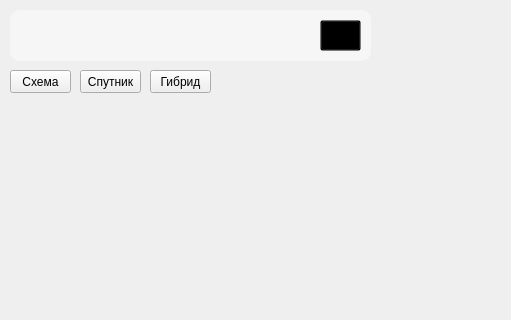
Above: main.ui from vlad1xxx/MiniYandexProject before the change; both pictures show x 0 to 511 and y 0 to 320 of the 1057 by 454 pixel window. Below: the same form after it.
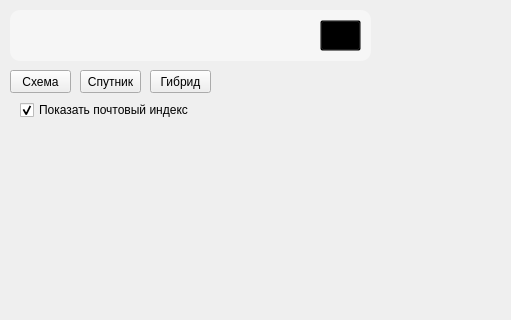
That is the form after the change. Icons and pictures are not drawn.

Patch:
```diff
--- a/main.ui
+++ b/main.ui
@@ -130,15 +130,31 @@
     <property name="geometry">
      <rect>
       <x>20</x>
-      <y>110</y>
+      <y>130</y>
       <width>351</width>
-      <height>41</height>
+      <height>51</height>
      </rect>
     </property>
     <property name="text">
      <string/>
     </property>
    </widget>
+   <widget class="QCheckBox" name="show_index">
+    <property name="geometry">
+     <rect>
+      <x>20</x>
+      <y>100</y>
+      <width>191</width>
+      <height>20</height>
+     </rect>
+    </property>
+    <property name="text">
+     <string>Показать почтовый индекс</string>
+    </property>
+    <property name="checked">
+     <bool>true</bool>
+    </property>
+   </widget>
   </widget>
  </widget>
  <resources/>
```
